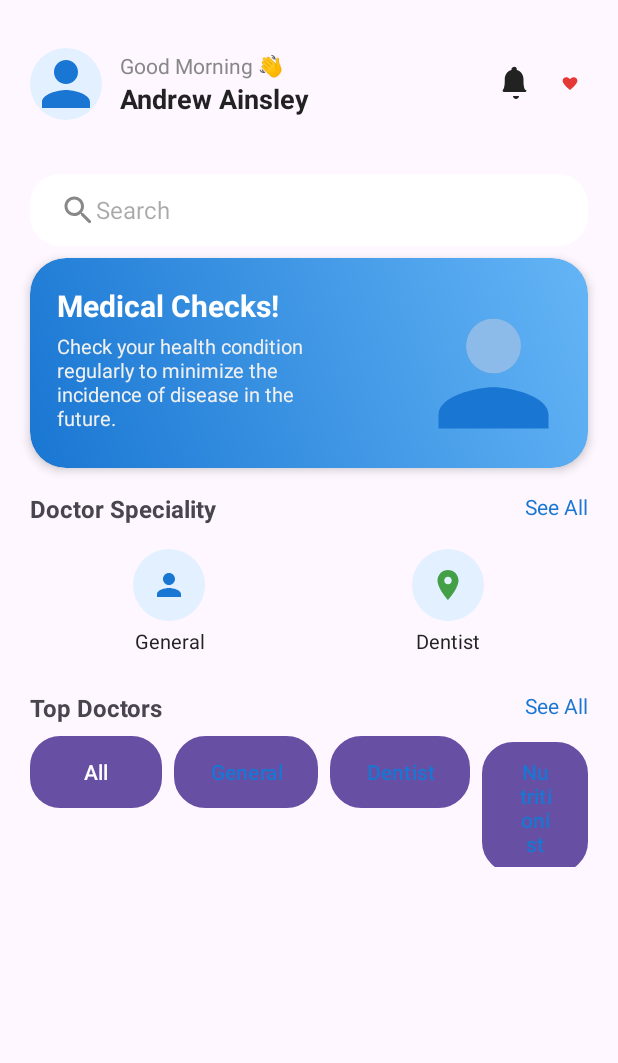
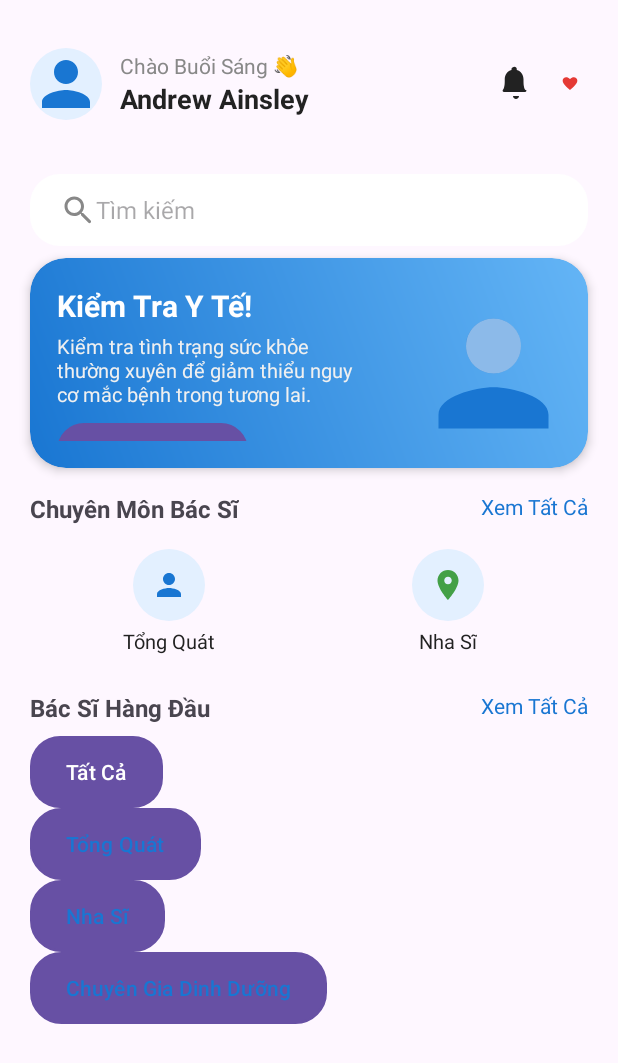
Before and after one commit to Du-Tuan-Minh/PROJECT_PRM, an Android app: the MainActivity screen opened directly, with no data from a screen before it, on a phone screen of 412 x 824 dp. Shown: the top 1063 px of the screen. Run offline under Robolectric (Android 15) with nearby library versions, the light colour scheme and no system bars; our stand-ins replace Firebase (no records; nobody signed in at launch, a user with empty details on screens opened directly).

Commit message:
Update activity_main.xml

```diff
--- a/app/src/main/res/layout/activity_main.xml
+++ b/app/src/main/res/layout/activity_main.xml
@@ -4,6 +4,19 @@
     xmlns:app="http://schemas.android.com/apk/res-auto"
     android:layout_width="match_parent"
     android:layout_height="match_parent">
+
+    <!-- Nội dung có thể cuộn -->
+    <androidx.core.widget.NestedScrollView
+        android:layout_width="0dp"
+        android:layout_height="0dp"
+        app:layout_constraintTop_toTopOf="parent"
+        app:layout_constraintBottom_toTopOf="@id/bottomNavigation"
+        app:layout_constraintStart_toStartOf="parent"
+        app:layout_constraintEnd_toEndOf="parent">
+
+        <androidx.constraintlayout.widget.ConstraintLayout
+            android:layout_width="match_parent"
+            android:layout_height="wrap_content">
 
             <!-- Header -->
             <LinearLayout
@@ -38,7 +51,7 @@
                     <TextView
                         android:layout_width="wrap_content"
                         android:layout_height="wrap_content"
-                android:text="Good Morning 👋"
+                        android:text="Chào Buổi Sáng 👋"
                         android:textSize="14sp"
                         android:textColor="#888888"/>
                     <TextView
@@ -62,12 +75,12 @@
                     android:src="@drawable/ic_health"/>
             </LinearLayout>
 
-    <!-- Search bar -->
+            <!-- Thanh tìm kiếm -->
             <EditText
                 android:id="@+id/etSearch"
                 android:layout_width="0dp"
                 android:layout_height="48dp"
-        android:hint="Search"
+                android:hint="Tìm kiếm"
                 android:drawableStart="@drawable/ic_search"
                 android:background="@drawable/bg_rounded_white"
                 android:paddingStart="20dp"
@@ -109,14 +122,14 @@
                     <TextView
                         android:layout_width="wrap_content"
                         android:layout_height="wrap_content"
-                android:text="Medical Checks!"
+                        android:text="Kiểm Tra Y Tế!"
                         android:textColor="#FFFFFF"
                         android:textStyle="bold"
                         android:textSize="20sp"/>
                     <TextView
                         android:layout_width="200dp"
                         android:layout_height="wrap_content"
-                android:text="Check your health condition regularly to minimize the incidence of disease in the future."
+                        android:text="Kiểm tra tình trạng sức khỏe thường xuyên để giảm thiểu nguy cơ mắc bệnh trong tương lai."
                         android:textColor="#F0F0F0"
                         android:textSize="13sp"
                         android:layout_marginTop="4dp"/>
@@ -125,19 +138,19 @@
                         android:layout_height="36dp"
                         android:layout_marginTop="10dp"
                         android:background="@drawable/bg_rounded_white"
-                android:text="Check Now"
+                        android:text="Kiểm Tra Ngay"
                         android:textColor="#1976D2"
                         android:paddingLeft="18dp"
                         android:paddingRight="18dp" />
                 </LinearLayout>
             </FrameLayout>
 
-    <!-- Doctor Speciality -->
+            <!-- Chuyên môn bác sĩ -->
             <TextView
                 android:id="@+id/tvDoctorSpeciality"
                 android:layout_width="wrap_content"
                 android:layout_height="wrap_content"
-        android:text="Doctor Speciality"
+                android:text="Chuyên Môn Bác Sĩ"
                 android:textStyle="bold"
                 android:textSize="16sp"
                 app:layout_constraintTop_toBottomOf="@id/banner"
@@ -149,7 +162,7 @@
                 android:id="@+id/tvSeeAllSpeciality"
                 android:layout_width="wrap_content"
                 android:layout_height="wrap_content"
-        android:text="See All"
+                android:text="Xem Tất Cả"
                 android:textColor="#1976D2"
                 android:textSize="14sp"
                 app:layout_constraintTop_toTopOf="@id/tvDoctorSpeciality"
@@ -169,7 +182,7 @@
                 android:layout_marginStart="20dp"
                 android:layout_marginEnd="20dp">
 
-        <!-- Example item 1 -->
+                <!-- Mục ví dụ 1 -->
                 <LinearLayout
                     android:layout_width="0dp"
                     android:layout_height="wrap_content"
@@ -188,13 +201,13 @@
                     <TextView
                         android:layout_width="wrap_content"
                         android:layout_height="wrap_content"
-                android:text="General"
+                        android:text="Tổng Quát"
                         android:textSize="13sp"
                         android:textColor="#222"
                         android:gravity="center"
                         android:layout_marginTop="4dp"/>
                 </LinearLayout>
-        <!-- Example item 2 -->
+                <!-- Mục ví dụ 2 -->
                 <LinearLayout
                     android:layout_width="0dp"
                     android:layout_height="wrap_content"
@@ -213,21 +226,21 @@
                     <TextView
                         android:layout_width="wrap_content"
                         android:layout_height="wrap_content"
-                android:text="Dentist"
+                        android:text="Nha Sĩ"
                         android:textSize="13sp"
                         android:textColor="#222"
                         android:gravity="center"
                         android:layout_marginTop="4dp"/>
                 </LinearLayout>
-        <!-- Thêm các item khác tương tự -->
+                <!-- Thêm các mục khác tương tự -->
             </GridLayout>
 
-    <!-- Top Doctors -->
+            <!-- Bác sĩ hàng đầu -->
             <TextView
                 android:id="@+id/tvTopDoctors"
                 android:layout_width="wrap_content"
                 android:layout_height="wrap_content"
-        android:text="Top Doctors"
+                android:text="Bác Sĩ Hàng Đầu"
                 android:textStyle="bold"
                 android:textSize="16sp"
                 app:layout_constraintTop_toBottomOf="@id/gridSpeciality"
@@ -239,19 +252,19 @@
                 android:id="@+id/tvSeeAllDoctors"
                 android:layout_width="wrap_content"
                 android:layout_height="wrap_content"
-        android:text="See All"
+                android:text="Xem Tất Cả"
                 android:textColor="#1976D2"
                 android:textSize="14sp"
                 app:layout_constraintTop_toTopOf="@id/tvTopDoctors"
                 app:layout_constraintEnd_toEndOf="parent"
                 android:layout_marginEnd="20dp"/>
 
-    <!-- Filter buttons -->
+            <!-- Nút lọc -->
             <LinearLayout
                 android:id="@+id/filterButtons"
                 android:layout_width="0dp"
                 android:layout_height="wrap_content"
-        android:orientation="horizontal"
+                android:orientation="vertical"
                 app:layout_constraintTop_toBottomOf="@id/tvTopDoctors"
                 app:layout_constraintStart_toStartOf="parent"
                 app:layout_constraintEnd_toEndOf="parent"
@@ -261,42 +274,44 @@
                 <Button
                     android:layout_width="wrap_content"
                     android:layout_height="wrap_content"
-            android:text="All"
+                    android:text="Tất Cả"
                     android:textColor="#fff"
                     android:background="@drawable/bg_filter_selected"
                     android:layout_marginEnd="8dp"/>
                 <Button
                     android:layout_width="wrap_content"
                     android:layout_height="wrap_content"
-            android:text="General"
+                    android:text="Tổng Quát"
                     android:background="@drawable/bg_filter_unselected"
                     android:textColor="#1976D2"
                     android:layout_marginEnd="8dp"/>
                 <Button
                     android:layout_width="wrap_content"
                     android:layout_height="wrap_content"
-            android:text="Dentist"
+                    android:text="Nha Sĩ"
                     android:background="@drawable/bg_filter_unselected"
                     android:textColor="#1976D2"
                     android:layout_marginEnd="8dp"/>
                 <Button
                     android:layout_width="wrap_content"
                     android:layout_height="wrap_content"
-            android:text="Nutritionist"
+                    android:text="Chuyên Gia Dinh Dưỡng"
                     android:background="@drawable/bg_filter_unselected"
                     android:textColor="#1976D2"/>
             </LinearLayout>
 
-    <!-- Danh sách Top Doctors: dùng RecyclerView hoặc LinearLayout -->
+            <!-- Danh sách Bác sĩ Hàng đầu -->
             <androidx.recyclerview.widget.RecyclerView
                 android:id="@+id/rvTopDoctors"
                 android:layout_width="0dp"
-        android:layout_height="0dp"
+                android:layout_height="wrap_content"
                 app:layout_constraintTop_toBottomOf="@id/filterButtons"
-        app:layout_constraintBottom_toTopOf="@+id/bottomNavigation"
                 app:layout_constraintStart_toStartOf="parent"
                 app:layout_constraintEnd_toEndOf="parent"
                 android:layout_margin="20dp"/>
+
+        </androidx.constraintlayout.widget.ConstraintLayout>
+    </androidx.core.widget.NestedScrollView>
 
     <!-- Bottom Navigation -->
     <com.google.android.material.bottomnavigation.BottomNavigationView
@@ -306,4 +321,5 @@
         app:layout_constraintBottom_toBottomOf="parent"
         app:layout_constraintStart_toStartOf="parent"
         app:layout_constraintEnd_toEndOf="parent"/>
+
 </androidx.constraintlayout.widget.ConstraintLayout>
```
Lines whose indentation alone changed are shown as unchanged.
